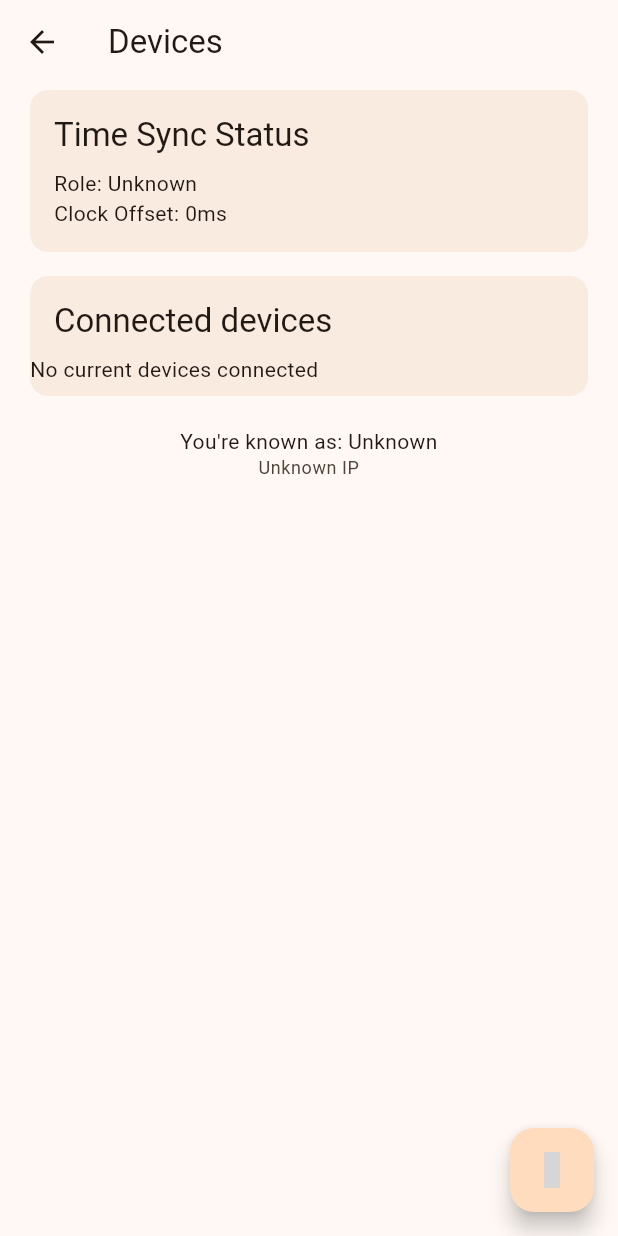
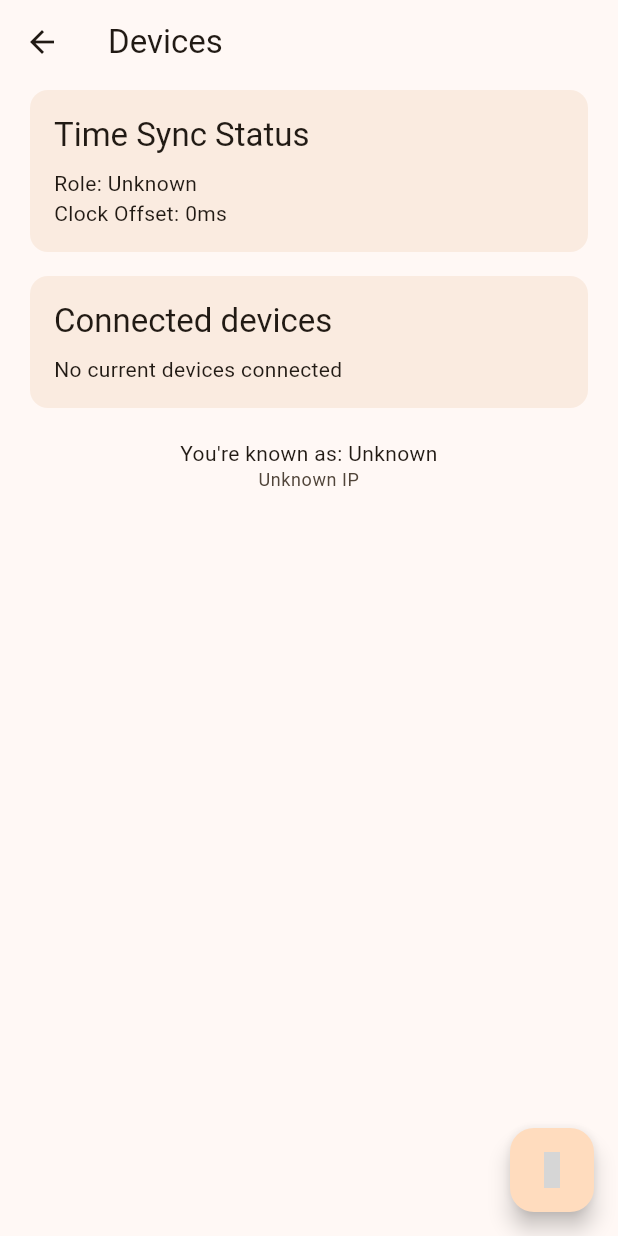
Before and after one commit to RGarrido03/EchoSync, a Flutter app: the DevicesTab screen opened directly, on a phone screen of 412 x 824 dp. Run offline on Flutter 3.47's test engine with Material 3 defaults, Android fonts, the phone set to English and light mode, and no system bars; drawn by our look-alikes of dynamic_color; our stand-ins replace audio_service, bloc, device_info_plus, file_picker, flutter_bloc, get_it and 5 more; missing offline and left inert: metadata_god, mqtt_client, mqtt_server, nearby_connections, network_info_plus, qr_code_scanner_plus; grey boxes are pictures that could not be loaded.

Commit message:
fix the fix

```diff
--- a/lib/pages/tabs/devices.dart
+++ b/lib/pages/tabs/devices.dart
@@ -111,7 +111,12 @@ class DevicesTab extends StatelessWidget {
                 Card.filled(
                   color: Theme.of(context).colorScheme.surfaceContainer,
                   child: Padding(
-                    padding: const EdgeInsets.fromLTRB(0, 16.0, 0.0, 8.0),
+                    padding: EdgeInsets.fromLTRB(
+                      0,
+                      16.0,
+                      0.0,
+                      connectedDevices.isNotEmpty ? 8.0 : 16.0,
+                    ),
                     child: Column(
                       crossAxisAlignment: CrossAxisAlignment.start,
                       children: [
@@ -139,7 +144,10 @@ class DevicesTab extends StatelessWidget {
                                 );
                               },
                             )
-                            : const Text('No current devices connected'),
+                            : const Padding(
+                              padding: EdgeInsets.symmetric(horizontal: 16),
+                              child: Text('No current devices connected'),
+                            ),
                       ],
                     ),
                   ),
```
